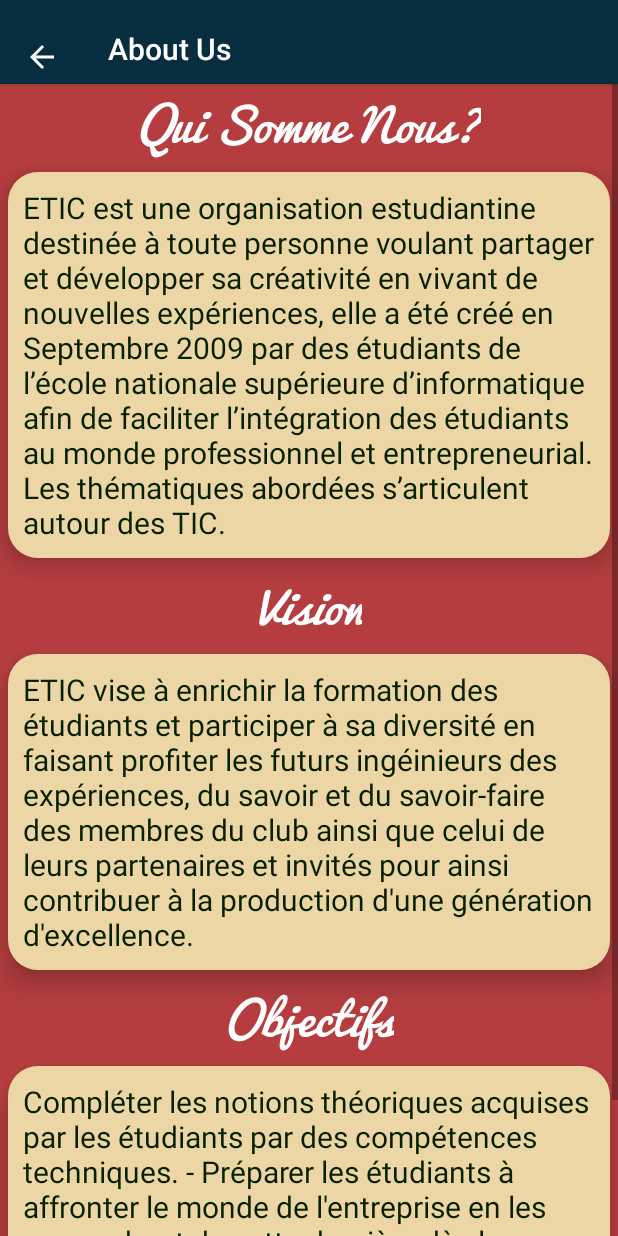
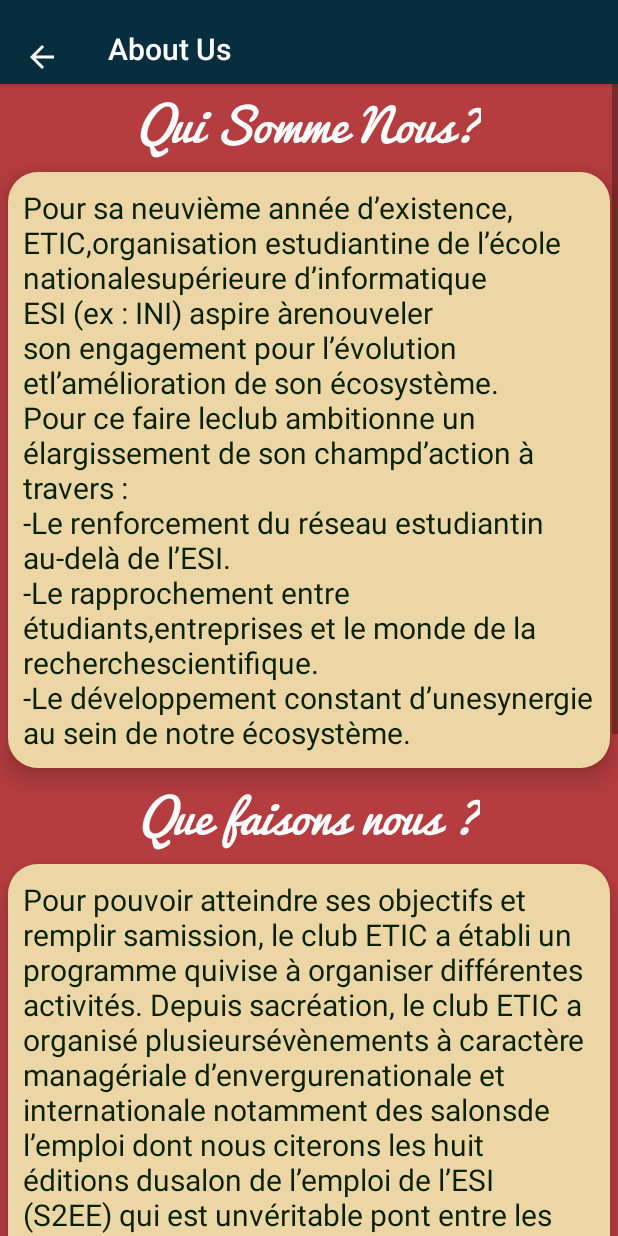
Before and after one commit to youp94/AppS2EE, an Android app: the AboutusActivity screen opened directly, with no data from a screen before it, on a phone screen of 412 x 824 dp. Run offline under Robolectric (Android 15) with nearby library versions, the phone set to English and light mode, and no system bars.

Commit message:
Problemes reglés 1

```diff
--- a/app/src/main/java/com/s2ee/etic/apps2ee/AboutusActivity.java
+++ b/app/src/main/java/com/s2ee/etic/apps2ee/AboutusActivity.java
@@ -1,5 +1,6 @@
 package com.s2ee.etic.apps2ee;
 
+import android.annotation.SuppressLint;
 import android.support.v7.app.AppCompatActivity;
 import android.os.Bundle;
 import android.support.v7.widget.Toolbar;
@@ -8,6 +9,7 @@ import android.widget.TextView;
 
 public class AboutusActivity extends AppCompatActivity {
         private TextView A1,A2,A3;
+    @SuppressLint("SetTextI18n")
     @Override
     protected void onCreate(Bundle savedInstanceState) {
         super.onCreate(savedInstanceState);
@@ -23,9 +25,42 @@ public class AboutusActivity extends AppCompatActivity {
         A2 = (TextView) findViewById(R.id.A2);
         A3 = (TextView) findViewById(R.id.A3);
 
-        A1.setText("ETIC est une organisation estudiantine destinée à toute personne voulant partager et développer sa créativité en vivant de nouvelles expériences, elle a été créé en Septembre 2009 par des étudiants de l’école nationale supérieure d’informatique afin de faciliter l’intégration des étudiants au monde professionnel et entrepreneurial. Les thématiques abordées s’articulent autour des TIC.");
-        A2.setText("ETIC vise à enrichir la formation des étudiants et participer à sa diversité en faisant profiter les futurs ingéinieurs des expériences, du savoir et du savoir-faire des membres du club ainsi que celui de leurs partenaires et invités pour ainsi contribuer à la production d'une génération d'excellence.");
-        A3.setText("Compléter les notions théoriques acquises par les étudiants par des compétences techniques. - Préparer les étudiants à affronter le monde de l'entreprise en les rapprochant de cette dernière dès leurs premières années de formation. - Aider les étudiants à développer un esprit entrepreneurial.");
+        A1.setText("Pour sa neuvième année d’existence, ETIC," +
+                "organisation estudiantine de l’école nationale" +
+                "supérieure d’informatique ESI (ex : INI) aspire à" +
+                "renouveler son engagement pour l’évolution et" +
+                "l’amélioration de son écosystème. Pour ce faire le" +
+                "club ambitionne un élargissement de son champ" +
+                "d’action à travers :\n" +
+                "-Le renforcement du réseau estudiantin au-" +
+                "delà de l’ESI.\n" +
+                "-Le rapprochement entre étudiants," +
+                "entreprises et le monde de la recherche" +
+                "scientifique.\n" +
+                "-Le développement constant d’une" +
+                "synergie au sein de notre écosystème.");
+        A2.setText("Pour pouvoir atteindre ses objectifs et remplir sa" +
+                "mission, le club ETIC a établi un programme qui" +
+                "vise à organiser différentes activités. Depuis sa" +
+                "création, le club ETIC a organisé plusieurs" +
+                "évènements à caractère managériale d’envergure" +
+                "nationale et internationale notamment des salons" +
+                "de l’emploi dont nous citerons les huit éditions du" +
+                "salon de l’emploi de l’ESI (S2EE) qui est un" +
+                "véritable pont entre les étudiants demandeurs" +
+                "d’emplois ou de stages et les entreprises" +
+                "participantes. ETIC ne se contente pas seulement" +
+                "du caractère managérial, en effet, plusieurs" +
+                "évènements d’aspect techniques ont été organisés" +
+                "telles des camps de formation. Le Training Camp" +
+                "est un camp de formation accélérées de trois jours" +
+                "dans différents domaines techniques et" +
+                "managériaux, trois jours au bout desquels des" +
+                "équipes sont amenées à réaliser un projet.");
+        A3.setText("L’organisation vise à créer une cellule d’excellence au sein d’une école d’excellence. ETIC croit" +
+                " en la force" +
+                "des idées, à la volonté d’entreprendre pour changer les choses et avoir un impact positif sur la société en" +
+                "mettant l’accent sur l’innovation personnelle et collective, tout cela dans un cadre sérieux et professionnel");
     }
 
     @Override
--- a/app/src/main/res/layout/activity_aboutus.xml
+++ b/app/src/main/res/layout/activity_aboutus.xml
@@ -69,7 +69,7 @@
               android:layout_width="wrap_content"
               android:layout_height="wrap_content"
               android:layout_gravity="center"
-              android:text="Vision"
+              android:text="Que faisons nous ?"
               android:textSize="30dp"
               android:textColor="@android:color/white"
               android:textStyle="italic"
@@ -102,7 +102,7 @@
               android:layout_width="wrap_content"
               android:layout_height="wrap_content"
               android:layout_gravity="center"
-              android:text="Objectifs"
+              android:text="Nos valeurs"
               android:textSize="30dp"
               android:textColor="@android:color/white"
               android:textStyle="italic"
--- a/app/src/main/res/layout/card_list.xml
+++ b/app/src/main/res/layout/card_list.xml
@@ -48,7 +48,7 @@
             android:layout_toEndOf="@+id/EntreprisePhoto"
             android:text="EntrepriseNom_ici"
             android:textColor="#FFB53D3F"
-            android:textSize="25dp"
+            android:textSize="14sp"
             android:fontFamily="@font/goboldregular"/>
 
         <TextView
@@ -65,7 +65,7 @@
             android:layout_toEndOf="@+id/EntreprisePhoto"
             android:text="EntrepriseDescrition_ici"
             android:textColor="#FF062E3F"
-            android:textSize="15dp" />
+            android:textSize="12sp" />
 
     </RelativeLayout>
 
--- a/app/src/main/res/menu/activity_main2_drawer.xml
+++ b/app/src/main/res/menu/activity_main2_drawer.xml
@@ -30,7 +30,7 @@
             <item
                 android:id="@+id/nav_share"
                 android:icon="@drawable/logo"
-                android:title="About us"
+                android:title="A propos"
                 />
             <item
                 android:id="@+id/nav_send"
```
Also changed, not shown: app/src/main/java/com/s2ee/etic/apps2ee/EnstrepriseActivity.java (+13 -12 lines), app/src/main/java/com/s2ee/etic/apps2ee/EntrepriseListAdapter.java (+9 -1 lines), app/src/main/java/com/s2ee/etic/apps2ee/SendActivity.java (+15 -3 lines), app/src/main/java/com/s2ee/etic/apps2ee/ShareActivity.java (+14 -2 lines), app/src/main/java/com/s2ee/etic/apps2ee/ShowActivity.java (+19 -0 lines), app/src/main/res/layout/activity_show.xml (+16 -0 lines).
